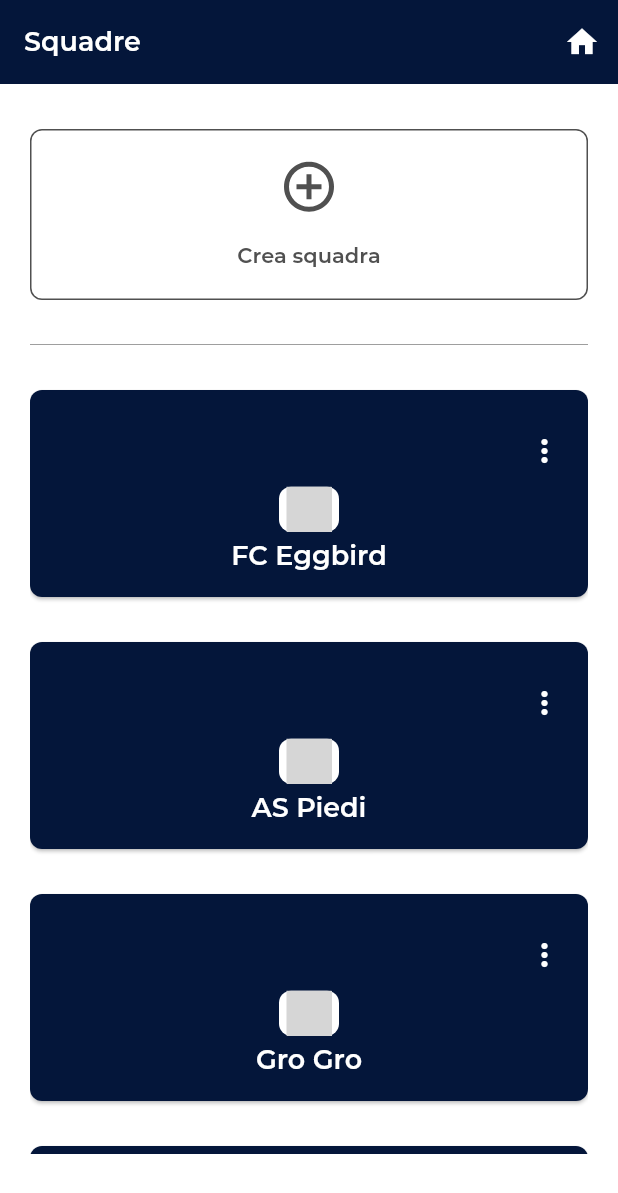
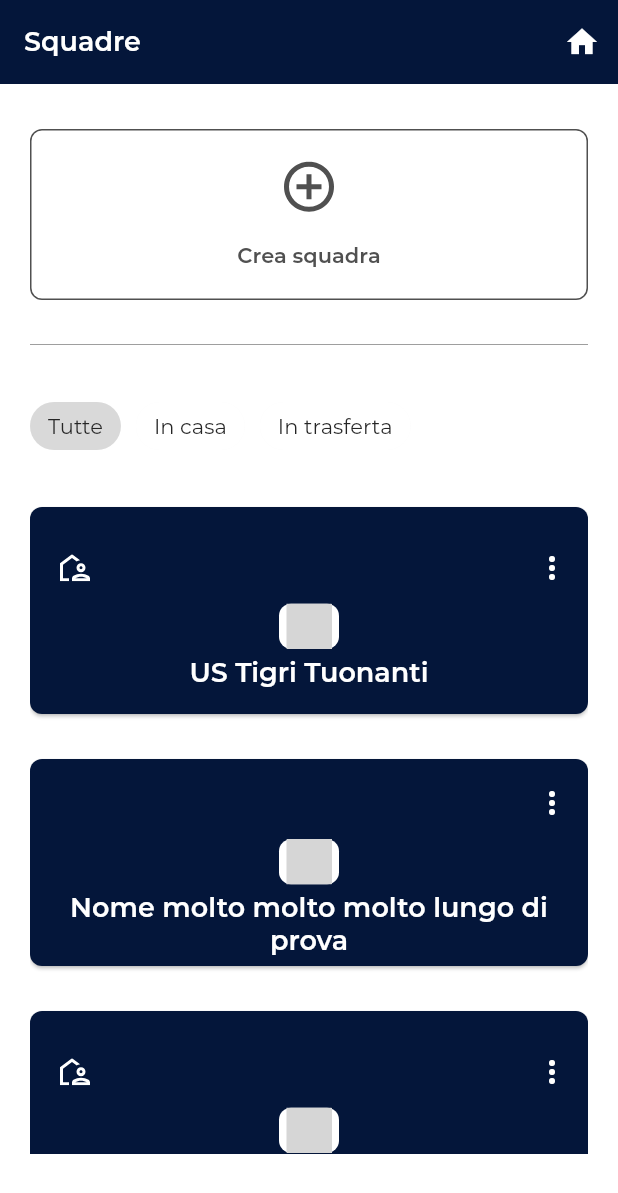
Before and after one commit to Twentyfivesrls/football_next_gen, a Flutter app: the screen it shows after launch, after a tap on "Accedi", after a tap on "Squadre", on a phone screen of 412 x 824 dp. Shown: the top 1193 px of the screen. Run offline on Flutter 3.47's test engine with Material 2 defaults, Android fonts, the phone set to English and light mode, and no system bars; our stand-ins replace flutter_holo_date_picker, flutter_otp_text_field, flutter_svg, go_router, localization, table_calendar; project files that could hold a hidden picture were left out; grey boxes are pictures that could not be loaded.

Commit message:
away and home team filters, new profile section "Post"

```diff
--- a/lib/constants/app_pages.dart
+++ b/lib/constants/app_pages.dart
@@ -161,7 +161,7 @@ extension AppPageExtension on AppPage {
       case AppPage.addTeam:
         return "Nuova squadra";
       case AppPage.teamDetail:
-        return "Conferma";
+        return "Dettagli squadra";
       case AppPage.tournamentsList:
         return "Tornei";
       case AppPage.addTournament:
--- a/lib/constants/images_constants.dart
+++ b/lib/constants/images_constants.dart
@@ -35,5 +35,6 @@ class ImagesConstants{
   static String chevronRightImg = '${baseUrl}chevron_right.svg';
   static String postImg = '${baseUrl}post_img.png';
   static String exclamationCircle = '${baseUrl}exclamation_circle.svg';
+  static String homeTeamImg = '${baseUrl}home_team.svg';
 
 }
--- a/lib/models/team_entity.dart
+++ b/lib/models/team_entity.dart
@@ -5,13 +5,21 @@ class TeamEntity {
   final String description;
   final String manager;
   final String svgLogo;
+  final bool isHomeTeam;
 
 
-  TeamEntity({required this.svgLogo, required this.coach,required this.description,required this.manager, required this.name});
+  TeamEntity({
+    required this.svgLogo,
+    required this.coach,
+    required this.description,
+    required this.manager,
+    required this.name,
+    required this.isHomeTeam
+  });
 
   @override
   String toString() {
-    return 'TeamEntity{name: $name, coach: $coach, description: $description , manager: $manager, svgLogo: $svgLogo}';
+    return 'TeamEntity{name: $name, coach: $coach, description: $description , manager: $manager, svgLogo: $svgLogo, isHomeTeam: $isHomeTeam}';
   }
 
   TeamEntity copyWith({
@@ -20,6 +28,7 @@ class TeamEntity {
     String? description,
     String? manager,
     String? svgLogo,
+    bool? isHomeTeam,
   }) {
     return TeamEntity(
       name: name ?? this.name,
@@ -27,6 +36,7 @@ class TeamEntity {
       description: description ?? this.description,
       manager: manager ?? this.manager,
       svgLogo: svgLogo ?? this.svgLogo,
+      isHomeTeam: isHomeTeam ?? this.isHomeTeam,
     );
   }
 
@@ -36,6 +46,7 @@ class TeamEntity {
     description: json["description"] ?? "",
     manager: json["manager"] ?? "",
     svgLogo: json["svgLogo"] ?? "",
+    isHomeTeam: json["isHomeTeam"] ?? false,
   );
 
   Map<String, dynamic> toJson() => {
@@ -44,7 +55,7 @@ class TeamEntity {
     "description": description,
     "manager": manager,
     "svgLogo": svgLogo,
-
+    "isHomeTeam": isHomeTeam,
   };
 
   factory TeamEntity.defaultVal() => TeamEntity(
@@ -53,6 +64,7 @@ class TeamEntity {
     description: "",
     manager: "",
     svgLogo: "",
+    isHomeTeam: false,
   );
 
   @override
--- a/lib/pages/sports_center/profile/post/add_post.dart
+++ b/lib/pages/sports_center/profile/post/add_post.dart
@@ -28,6 +28,7 @@ class AddPostState extends State<AddPost>{
     return ScaffoldWidget(
         paddingTop: 30,
         appBar: 3,
+        title: AppPage.addPost.toTitle,
         showTrailingIcon: false,
         goHome: (){},
         goBack: (){
--- a/lib/pages/sports_center/teams/teams_list.dart
+++ b/lib/pages/sports_center/teams/teams_list.dart
@@ -4,6 +4,7 @@ import 'package:football_next_gen/constants/images_constants.dart';
 import 'package:football_next_gen/constants/language.dart';
 import 'package:football_next_gen/pages/sports_center/teams/widgets/team_card.dart';
 import 'package:football_next_gen/widgets/buttons.dart';
+import 'package:football_next_gen/widgets/choice_chip.dart';
 import 'package:football_next_gen/widgets/divider.dart';
 import 'package:football_next_gen/widgets/scaffold.dart';
 import 'package:football_next_gen/widgets/texts.dart';
@@ -11,42 +12,85 @@ import 'package:go_router/go_router.dart';
 import '../../../constants/app_pages.dart';
 import '../../../models/team_entity.dart';
 
-class TeamsList extends StatefulWidget{
+class TeamsList extends StatefulWidget {
   const TeamsList({super.key});
+
   @override
   State<StatefulWidget> createState() => TeamListState();
-
 }
 
-class TeamListState extends State<TeamsList>{
+class TeamListState extends State<TeamsList> {
+  var teams = [
+    TeamEntity(
+        name: 'US Tigri Tuonanti',
+        manager: 'Manager',
+        coach: 'Coach',
+        description: 'Descrizione',
+        svgLogo: ImagesConstants.teamLogoImg,
+        isHomeTeam: true),
+    TeamEntity(
+        name: 'Nome molto molto molto lungo di prova',
+        manager: 'Manager',
+        coach: 'Coach',
+        description: 'Descrizione',
+        svgLogo: ImagesConstants.teamLogoImg,
+        isHomeTeam: false
+    ),
+    TeamEntity(
+        name: 'Team 3',
+        manager: 'Manager',
+        coach: 'Coach',
+        description: 'Descrizione',
+        svgLogo: ImagesConstants.teamLogoImg,
+        isHomeTeam: true
+    ),
+    TeamEntity(
+        name: 'Team 4',
+        manager: 'Manager',
+        coach: 'Coach',
+        description: 'Descrizione',
+        svgLogo: ImagesConstants.teamLogoImg,
+        isHomeTeam: true
+    ),
 
-  var teams = [
-    TeamEntity(name: 'FC Eggbird', manager: 'dwqqdq', coach: 'wdw', description: 'rvdff', svgLogo: ImagesConstants.teamLogoImg),
-    TeamEntity(name: 'AS Piedi', manager: 'qwdqw', coach: 'wqwa', description: 'egg',svgLogo: ImagesConstants.teamLogoImg),
-    TeamEntity(name: 'Gro Gro', manager: 'wdqd', coach: 'qfqef',  description: 'safg',svgLogo: ImagesConstants.teamLogoImg),
-    TeamEntity(name: 'Gro Gro', manager: 'wdqd', coach: 'qfqef',  description: 'safg',svgLogo: ImagesConstants.teamLogoImg),
+    TeamEntity(
+        name: 'Team 5',
+        manager: 'Manager',
+        coach: 'Coach',
+        description: 'Descrizione',
+        svgLogo: ImagesConstants.teamLogoImg,
+        isHomeTeam: false
+    ),
   ];
 
+  List<String> textList = [
+    'Tutte',
+    'In casa',
+    'In trasferta',
+  ];
+  List<bool> chipsSituation = [
+    true,
+    false,
+    false,
+  ];
 
   @override
   Widget build(BuildContext context) {
     return ScaffoldWidget(
         appBar: 2,
-        goBack: (){
-          context.pop();
-        },
+        goBack: () {context.pop();},
         paddingTop: 0,
-        goHome: (){
-          context.go(AppPage.homeSportsCenter.path);
-        },
+        goHome: () {context.go(AppPage.homeSportsCenter.path);},
         title: getCurrentLanguageValue(TEAMS) ?? "",
         trailingIcon: Icons.home,
         body: SingleChildScrollView(
           child: Padding(
             padding: const EdgeInsets.only(top: 30),
             child: Column(
+              crossAxisAlignment: CrossAxisAlignment.start,
               children: [
                 newTeamButtonSection(),
+                chipsSection(),
                 Visibility(
                     visible: teams.isEmpty,
                     child: Padding(
@@ -54,31 +98,28 @@ class TeamListState extends State<TeamsList>{
                       child: Text14(
                         text: getCurrentLanguageValue(EMPTY_TEAMS_LIST) ?? "",
                       ),
-                    )
-                ),
+                    )),
                 ...teams.map((e) => teamsListSection(e)),
               ],
             ),
           ),
-        )
-    );
+        ));
   }
 
-  Widget teamsListSection(TeamEntity team){
+  Widget teamsListSection(TeamEntity team) {
     return TeamCard(
-      team:team,
-      goToDetail: (){
+      team: team,
+      goToDetail: () {
         context.push(AppPage.teamDetail.path);
       },
     );
   }
 
-  Widget newTeamButtonSection(){
+  Widget newTeamButtonSection() {
     return Column(
       children: [
-
         ActionButton(
-          onPressed: (){
+          onPressed: () {
             context.push(AppPage.addTeam.path);
           },
           text: getCurrentLanguageValue(ADD_TEAM) ?? "",
@@ -90,12 +131,22 @@ class TeamListState extends State<TeamsList>{
           textColor: textProfileGrey,
           svgPrefixIcon: ImagesConstants.addCircleImg,
         ),
-
         const Padding(
-          padding: EdgeInsets.only(top: 30),
+          padding: EdgeInsets.symmetric(vertical: 30),
           child: DividerWidget(),
         ),
       ],
     );
   }
+
+  Widget chipsSection() {
+    return ChoiceChipListWidget(
+        chipsSituation: chipsSituation,
+        textList: textList,
+        changeSelection: (List<bool> value) {
+          setState(() {
+            chipsSituation = value;
+          });
+        });
+  }
 }
--- a/lib/pages/sports_center/teams/widgets/team_card.dart
+++ b/lib/pages/sports_center/teams/widgets/team_card.dart
@@ -1,5 +1,6 @@
 import 'package:flutter/material.dart';
 import 'package:flutter_svg/flutter_svg.dart';
+import 'package:football_next_gen/constants/images_constants.dart';
 import 'package:football_next_gen/models/team_entity.dart';
 import 'package:football_next_gen/widgets/texts.dart';
 import '../../../../constants/colors.dart';
@@ -28,10 +29,24 @@ class TeamCard extends StatelessWidget{
           child: Column(
             mainAxisAlignment: MainAxisAlignment.center,
             children: [
-              Align(
-                  alignment: Alignment.topRight,
-                  child: PopupMenuButton(
-                    padding: const EdgeInsets.only(right: 10),
+
+
+
+
+              Row(
+                mainAxisAlignment: MainAxisAlignment.spaceBetween,
+                children: [
+
+                  Visibility(
+                    visible: team.isHomeTeam,
+                    child: Padding(
+                      padding: const EdgeInsets.only(left: 20),
+                      child: SvgPicture.asset(ImagesConstants.homeTeamImg),
+                    ),
+                  ),
+
+
+                   PopupMenuButton(
                         elevation: 5,
                         splashRadius: 1,
                         icon: const Icon(Icons.more_vert,color: white,),
@@ -48,6 +63,7 @@ class TeamCard extends StatelessWidget{
                           ),
                         ],
                       )
+                ],
               ),
 
               Container(
@@ -60,8 +76,8 @@ class TeamCard extends StatelessWidget{
               ),
 
               Padding(
-                padding: const EdgeInsets.only(top: 5),
-                child: Text18(text: team.name,textColor: white,),
+                padding: const EdgeInsets.only(top: 5,left: 20,right: 20),
+                child: Text18(text: team.name,textColor: white,textAlign: TextAlign.center,),
               )
             ],
           ),
--- /dev/null
+++ b/lib/widgets/choice_chip.dart
@@ -0,0 +1,78 @@
+import 'package:flutter/material.dart';
+import 'package:football_next_gen/constants/colors.dart';
+import 'package:football_next_gen/widgets/texts.dart';
+
+class ChoiceChipListWidget extends StatelessWidget {
+
+  final List<bool> chipsSituation;
+  final List<String> textList;
+  final Function(List<bool>) changeSelection;
+
+  const ChoiceChipListWidget({super.key, required this.chipsSituation, required this.textList, required this.changeSelection});
+
+  @override
+  Widget build(BuildContext context) {
+    return Wrap(
+      spacing: 10,
+      children: List<Widget>.generate(
+        chipsSituation.length, (int index) {
+          return SingleChoiceChip(
+            onSelected: selectedFunction,
+            selected: chipsSituation[index],
+            currentIndex: index,
+            text: textList[index],
+          );
+        },
+      ).toList(),
+    );
+  }
+
+
+  selectedFunction(bool selection, int selectedIndex) {
+      if(!selection){
+        return;
+      }
+
+      // selection is true
+      // First thing, transform all the list in false
+      List<bool> resultList = List.generate(chipsSituation.length, (index) =>  false);
+      resultList[selectedIndex] = true;
+
+      // here resultList is ready to send the official value to superior widget
+      changeSelection(resultList);
+  }
+
+}
+
+
+class SingleChoiceChip extends StatelessWidget {
+
+  final int currentIndex;
+  final Function(bool, int) onSelected;
+  final bool selected;
+  final String text;
+
+
+  const SingleChoiceChip({
+    super.key,
+    required this.selected,
+    required this.currentIndex,
+    required this.onSelected,
+    required this.text});
+
+  @override
+  Widget build(BuildContext context) {
+    return ChoiceChip(
+        selectedColor: secondary,
+        backgroundColor: white,
+        label: Text14(text: text),
+        selected: selected,
+        onSelected: onSelectedFunction
+    );
+  }
+
+  void onSelectedFunction(bool value){
+    onSelected(value,currentIndex);
+  }
+
+}
--- a/lib/widgets/inputs.dart
+++ b/lib/widgets/inputs.dart
@@ -116,6 +116,7 @@ class InputWidget extends StatelessWidget{
             controller: controller,
             onEditingComplete: () => node.nextFocus(),
             decoration: InputDecoration(
+              suffixIconColor: opaqueBlack25,
               fillColor: white,
               filled: true,
               enabledBorder: OutlineInputBorder(
@@ -155,7 +156,6 @@ class InputWidget extends StatelessWidget{
                 ),
               ) : null,
             ),
-
           ),
         ),
       ],
--- a/lib/widgets/popup_menu.dart
+++ b/lib/widgets/popup_menu.dart
@@ -1,4 +1,4 @@
-popimport 'package:flutter/material.dart';
+import 'package:flutter/material.dart';
 import 'package:football_next_gen/widgets/popup_menu_item.dart';
 import '../constants/colors.dart';
 
```
Also changed, not shown: lib/pages/sports_center/profile/sports_center_profile.dart (+19 -6 lines), lib/pages/sports_center/profile/widgets/extra_services.dart (+7 -4 lines), lib/pages/sports_center/teams/add_team.dart (+49 -4 lines), lib/pages/sports_center/teams/widgets/away_team_form.dart (added, +46 -0 lines), lib/pages/sports_center/teams/widgets/home_team_form.dart (renamed from lib/pages/sports_center/teams/widgets/add_team_form.dart, +9 -7 lines), lib/pages/sports_center/trainings/filters.dart (+14 -6 lines), lib/widgets/autocomplete.dart (+2 -5 lines), lib/widgets/chip.dart (added, +23 -0 lines), lib/widgets/dropdown_menu.dart (added, +22 -0 lines), lib/widgets/tabbar_view.dart (+5 -2 lines), assets/images/home_team.svg (added). Lines whose indentation alone changed are shown as unchanged.
